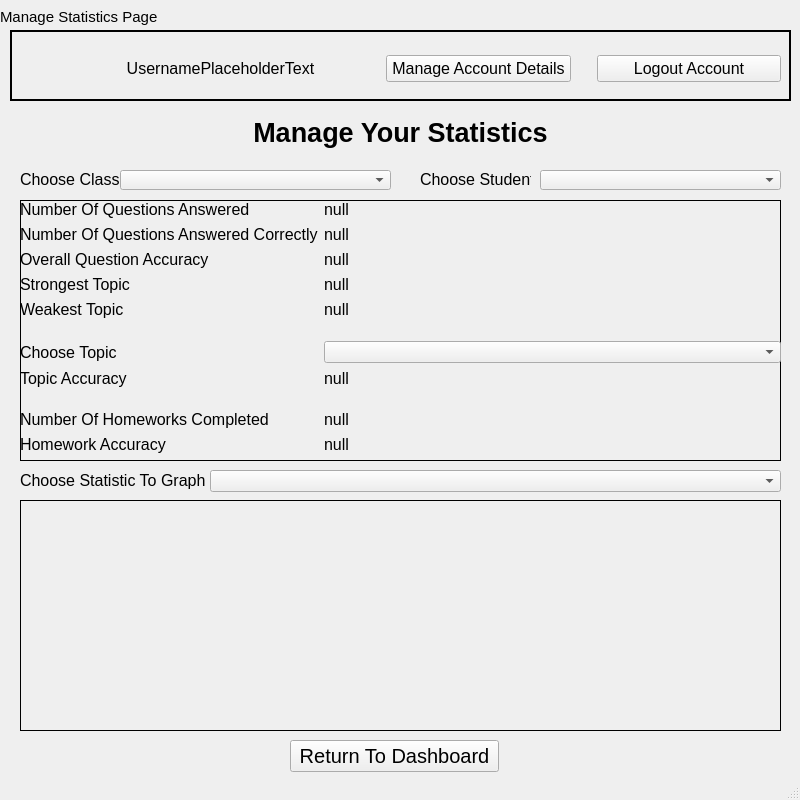
Old version of the form ui files/teacherStatisticsPage.ui in the repository BXRSRUDIOS/a-level-coursework-project.
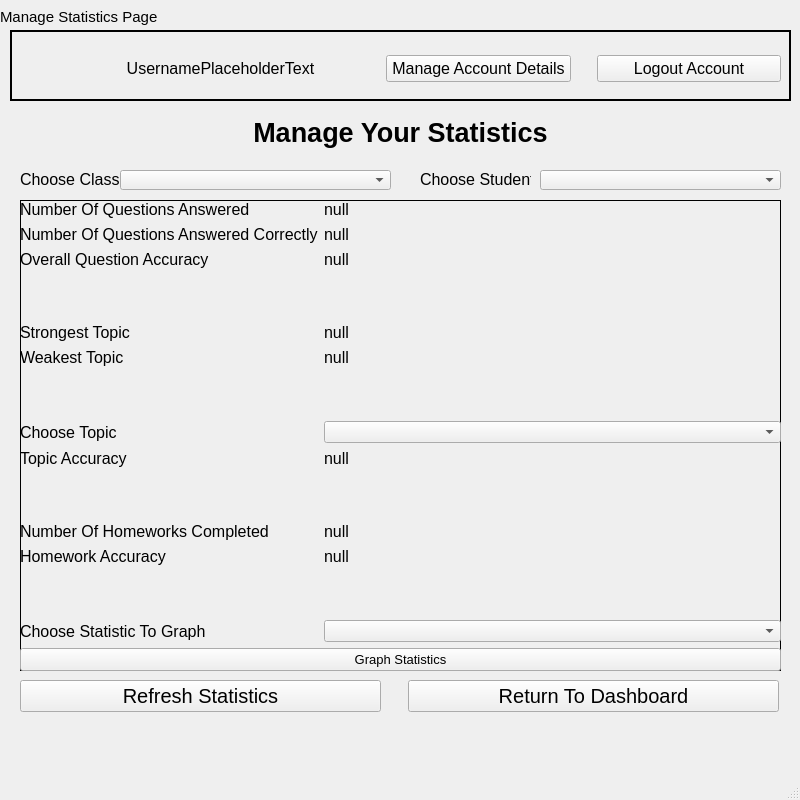
New version of the form. Icons and pictures are not drawn.

Commit message: Finished Statistics Viewing As Teacher

What changed in the file:
```diff
--- a/ui files/teacherStatisticsPage.ui
+++ b/ui files/teacherStatisticsPage.ui
@@ -245,31 +245,13 @@
      </layout>
     </widget>
    </widget>
-   <widget class="QPushButton" name="returnToDashboard">
-    <property name="geometry">
-     <rect>
-      <x>290</x>
-      <y>740</y>
-      <width>209</width>
-      <height>32</height>
-     </rect>
-    </property>
-    <property name="font">
-     <font>
-      <pointsize>15</pointsize>
-     </font>
-    </property>
-    <property name="text">
-     <string>Return To Dashboard</string>
-    </property>
-   </widget>
    <widget class="QFrame" name="frame">
     <property name="geometry">
      <rect>
       <x>20</x>
       <y>200</y>
       <width>761</width>
-      <height>261</height>
+      <height>471</height>
      </rect>
     </property>
     <property name="frameShape">
@@ -284,7 +266,7 @@
        <x>0</x>
        <y>0</y>
        <width>761</width>
-       <height>261</height>
+       <height>471</height>
       </rect>
      </property>
      <layout class="QFormLayout" name="formLayout_2">
@@ -300,6 +282,18 @@
         </property>
        </widget>
       </item>
+      <item row="0" column="1">
+       <widget class="QLabel" name="noQuestionsAnswered">
+        <property name="font">
+         <font>
+          <pointsize>12</pointsize>
+         </font>
+        </property>
+        <property name="text">
+         <string>null</string>
+        </property>
+       </widget>
+      </item>
       <item row="1" column="0">
        <widget class="QLabel" name="label_2">
         <property name="font">
@@ -312,6 +306,18 @@
         </property>
        </widget>
       </item>
+      <item row="1" column="1">
+       <widget class="QLabel" name="noQuestionsAnsweredCorrectly">
+        <property name="font">
+         <font>
+          <pointsize>12</pointsize>
+         </font>
+        </property>
+        <property name="text">
+         <string>null</string>
+        </property>
+       </widget>
+      </item>
       <item row="2" column="0">
        <widget class="QLabel" name="label_5">
         <property name="font">
@@ -324,7 +330,19 @@
         </property>
        </widget>
       </item>
-      <item row="3" column="0">
+      <item row="2" column="1">
+       <widget class="QLabel" name="overallQuestionAccuracy">
+        <property name="font">
+         <font>
+          <pointsize>12</pointsize>
+         </font>
+        </property>
+        <property name="text">
+         <string>null</string>
+        </property>
+       </widget>
+      </item>
+      <item row="4" column="0">
        <widget class="QLabel" name="label_6">
         <property name="font">
          <font>
@@ -336,7 +354,19 @@
         </property>
        </widget>
       </item>
-      <item row="4" column="0">
+      <item row="4" column="1">
+       <widget class="QLabel" name="strongestTopic">
+        <property name="font">
+         <font>
+          <pointsize>12</pointsize>
+         </font>
+        </property>
+        <property name="text">
+         <string>null</string>
+        </property>
+       </widget>
+      </item>
+      <item row="5" column="0">
        <widget class="QLabel" name="label_7">
         <property name="font">
          <font>
@@ -348,23 +378,19 @@
         </property>
        </widget>
       </item>
-      <item row="5" column="0" colspan="2">
-       <spacer name="verticalSpacer">
-        <property name="orientation">
-         <enum>Qt::Vertical</enum>
+      <item row="5" column="1">
+       <widget class="QLabel" name="weakestTopic">
+        <property name="font">
+         <font>
+          <pointsize>12</pointsize>
+         </font>
         </property>
-        <property name="sizeType">
-         <enum>QSizePolicy::Fixed</enum>
+        <property name="text">
+         <string>null</string>
         </property>
-        <property name="sizeHint" stdset="0">
-         <size>
-          <width>20</width>
-          <height>10</height>
-         </size>
-        </property>
-       </spacer>
+       </widget>
       </item>
-      <item row="6" column="0">
+      <item row="7" column="0">
        <widget class="QLabel" name="label_8">
         <property name="font">
          <font>
@@ -376,10 +402,10 @@
         </property>
        </widget>
       </item>
-      <item row="6" column="1">
+      <item row="7" column="1">
        <widget class="QComboBox" name="chooseTopicComboBox"/>
       </item>
-      <item row="7" column="0">
+      <item row="8" column="0">
        <widget class="QLabel" name="label_9">
         <property name="font">
          <font>
@@ -391,23 +417,19 @@
         </property>
        </widget>
       </item>
-      <item row="8" column="0" colspan="2">
-       <spacer name="verticalSpacer_2">
-        <property name="orientation">
-         <enum>Qt::Vertical</enum>
+      <item row="8" column="1">
+       <widget class="QLabel" name="topicAccuracy">
+        <property name="font">
+         <font>
+          <pointsize>12</pointsize>
+         </font>
         </property>
-        <property name="sizeType">
-         <enum>QSizePolicy::Fixed</enum>
+        <property name="text">
+         <string>null</string>
         </property>
-        <property name="sizeHint" stdset="0">
-         <size>
-          <width>20</width>
-          <height>10</height>
-         </size>
-        </property>
-       </spacer>
+       </widget>
       </item>
-      <item row="9" column="0">
+      <item row="10" column="0">
        <widget class="QLabel" name="label_10">
         <property name="font">
          <font>
@@ -419,7 +441,19 @@
         </property>
        </widget>
       </item>
-      <item row="10" column="0">
+      <item row="10" column="1">
+       <widget class="QLabel" name="noHomeworksCompleted">
+        <property name="font">
+         <font>
+          <pointsize>12</pointsize>
+         </font>
+        </property>
+        <property name="text">
+         <string>null</string>
+        </property>
+       </widget>
+      </item>
+      <item row="11" column="0">
        <widget class="QLabel" name="label_11">
         <property name="font">
          <font>
@@ -431,91 +465,7 @@
         </property>
        </widget>
       </item>
-      <item row="0" column="1">
-       <widget class="QLabel" name="noQuestionsAnswered">
-        <property name="font">
-         <font>
-          <pointsize>12</pointsize>
-         </font>
-        </property>
-        <property name="text">
-         <string>null</string>
-        </property>
-       </widget>
-      </item>
-      <item row="1" column="1">
-       <widget class="QLabel" name="noQuestionsAnsweredCorrectly">
-        <property name="font">
-         <font>
-          <pointsize>12</pointsize>
-         </font>
-        </property>
-        <property name="text">
-         <string>null</string>
-        </property>
-       </widget>
-      </item>
-      <item row="2" column="1">
-       <widget class="QLabel" name="overallQuestionAccuracy">
-        <property name="font">
-         <font>
-          <pointsize>12</pointsize>
-         </font>
-        </property>
-        <property name="text">
-         <string>null</string>
-        </property>
-       </widget>
-      </item>
-      <item row="3" column="1">
-       <widget class="QLabel" name="strongestTopic">
-        <property name="font">
-         <font>
-          <pointsize>12</pointsize>
-         </font>
-        </property>
-        <property name="text">
-         <string>null</string>
-        </property>
-       </widget>
-      </item>
-      <item row="4" column="1">
-       <widget class="QLabel" name="weakestTopic">
-        <property name="font">
-         <font>
-          <pointsize>12</pointsize>
-         </font>
-        </property>
-        <property name="text">
-         <string>null</string>
-        </property>
-       </widget>
-      </item>
-      <item row="7" column="1">
-       <widget class="QLabel" name="topicAccuracy">
-        <property name="font">
-         <font>
-          <pointsize>12</pointsize>
-         </font>
-        </property>
-        <property name="text">
-         <string>null</string>
-        </property>
-       </widget>
-      </item>
-      <item row="9" column="1">
-       <widget class="QLabel" name="noHomeworksCompleted">
-        <property name="font">
-         <font>
-          <pointsize>12</pointsize>
-         </font>
-        </property>
-        <property name="text">
-         <string>null</string>
-        </property>
-       </widget>
-      </item>
-      <item row="10" column="1">
+      <item row="11" column="1">
        <widget class="QLabel" name="homeworkAccuracy">
         <property name="font">
          <font>
@@ -527,53 +477,88 @@
         </property>
        </widget>
       </item>
+      <item row="13" column="0">
+       <widget class="QLabel" name="label_12">
+        <property name="font">
+         <font>
+          <pointsize>12</pointsize>
+         </font>
+        </property>
+        <property name="text">
+         <string>Choose Statistic To Graph</string>
+        </property>
+       </widget>
+      </item>
+      <item row="13" column="1">
+       <widget class="QComboBox" name="chooseGraphStatComboBox"/>
+      </item>
+      <item row="3" column="0" colspan="2">
+       <spacer name="verticalSpacer_2">
+        <property name="orientation">
+         <enum>Qt::Vertical</enum>
+        </property>
+        <property name="sizeHint" stdset="0">
+         <size>
+          <width>20</width>
+          <height>40</height>
+         </size>
+        </property>
+       </spacer>
+      </item>
+      <item row="6" column="0" colspan="2">
+       <spacer name="verticalSpacer_3">
+        <property name="orientation">
+         <enum>Qt::Vertical</enum>
+        </property>
+        <property name="sizeHint" stdset="0">
+         <size>
+          <width>20</width>
+          <height>40</height>
+         </size>
+        </property>
+       </spacer>
+      </item>
+      <item row="9" column="0" colspan="2">
+       <spacer name="verticalSpacer_4">
+        <property name="orientation">
+         <enum>Qt::Vertical</enum>
+        </property>
+        <property name="sizeHint" stdset="0">
+         <size>
+          <width>20</width>
+          <height>40</height>
+         </size>
+        </property>
+       </spacer>
+      </item>
+      <item row="12" column="0" colspan="2">
+       <spacer name="verticalSpacer_5">
+        <property name="orientation">
+         <enum>Qt::Vertical</enum>
+        </property>
+        <property name="sizeHint" stdset="0">
+         <size>
+          <width>20</width>
+          <height>40</height>
+         </size>
+        </property>
+       </spacer>
+      </item>
+      <item row="14" column="0" colspan="2">
+       <widget class="QPushButton" name="graphStatisticsButton">
+        <property name="font">
+         <font>
+          <pointsize>10</pointsize>
+         </font>
+        </property>
+        <property name="text">
+         <string>Graph Statistics</string>
+        </property>
+       </widget>
+      </item>
      </layout>
     </widget>
    </widget>
-   <widget class="QFrame" name="frame_2">
-    <property name="geometry">
-     <rect>
-      <x>20</x>
-      <y>500</y>
-      <width>761</width>
-      <height>231</height>
-     </rect>
-    </property>
-    <property name="frameShape">
-     <enum>QFrame::Box</enum>
-    </property>
-    <property name="frameShadow">
-     <enum>QFrame::Plain</enum>
-    </property>
-   </widget>
-   <widget class="QLabel" name="label_12">
-    <property name="geometry">
-     <rect>
-      <x>20</x>
-      <y>470</y>
-      <width>191</width>
-      <height>21</height>
-     </rect>
-    </property>
-    <property name="font">
-     <font>
-      <pointsize>12</pointsize>
-     </font>
-    </property>
-    <property name="text">
-     <string>Choose Statistic To Graph</string>
-    </property>
-   </widget>
-   <widget class="QComboBox" name="chooseGraphStatComboBox">
-    <property name="geometry">
-     <rect>
-      <x>210</x>
-      <y>470</y>
-      <width>571</width>
-      <height>22</height>
-     </rect>
-    </property>
-   </widget>
    <widget class="QLabel" name="label_3">
     <property name="geometry">
      <rect>
@@ -630,6 +615,42 @@
      </rect>
     </property>
    </widget>
+   <widget class="QPushButton" name="refreshStatisticsButton">
+    <property name="geometry">
+     <rect>
+      <x>20</x>
+      <y>680</y>
+      <width>361</width>
+      <height>32</height>
+     </rect>
+    </property>
+    <property name="font">
+     <font>
+      <pointsize>15</pointsize>
+     </font>
+    </property>
+    <property name="text">
+     <string>Refresh Statistics</string>
+    </property>
+   </widget>
+   <widget class="QPushButton" name="returnToDashboard">
+    <property name="geometry">
+     <rect>
+      <x>408</x>
+      <y>680</y>
+      <width>371</width>
+      <height>32</height>
+     </rect>
+    </property>
+    <property name="font">
+     <font>
+      <pointsize>15</pointsize>
+     </font>
+    </property>
+    <property name="text">
+     <string>Return To Dashboard</string>
+    </property>
+   </widget>
   </widget>
   <widget class="QMenuBar" name="menubar">
    <property name="geometry">
```
The commit also changes 8 other files.
